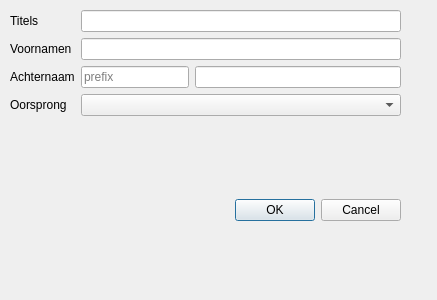
This is src/names/nameEditor.ui in niknetniko/opa as Qt 5 draws it before an edit. The edited form follows.
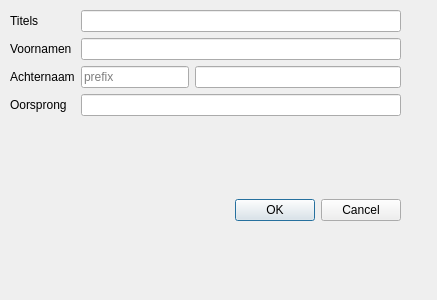
This is the edited form.

```diff
--- a/src/names/nameEditor.ui
+++ b/src/names/nameEditor.ui
@@ -74,7 +74,7 @@
        </widget>
       </item>
       <item row="3" column="1">
-       <widget class="QComboBox" name="originCombo"/>
+       <widget class="QLineEdit" name="originCombo"/>
       </item>
      </layout>
     </item>
```
